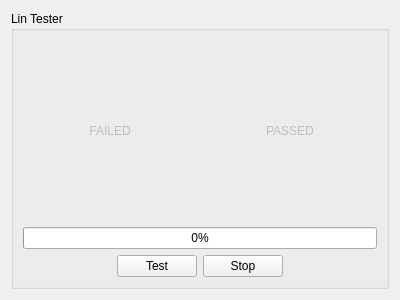
Qt form QLinTester/qlintester.ui (pr4u4t/automatron3000) before a commit.
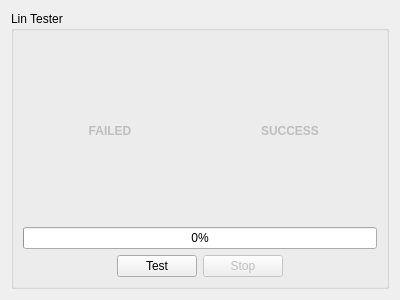
The same form after that commit.

Diff of the .ui file:
```diff
--- a/QLinTester/qlintester.ui
+++ b/QLinTester/qlintester.ui
@@ -27,6 +27,9 @@
           <property name="enabled">
            <bool>false</bool>
           </property>
+          <property name="styleSheet">
+           <string notr="true">font-weight:bold;</string>
+          </property>
           <property name="text">
            <string>FAILED</string>
           </property>
@@ -40,8 +43,11 @@
           <property name="enabled">
            <bool>false</bool>
           </property>
+          <property name="styleSheet">
+           <string notr="true">font-weight:bold;</string>
+          </property>
           <property name="text">
-           <string>PASSED</string>
+           <string>SUCCESS</string>
           </property>
           <property name="alignment">
            <set>Qt::AlignCenter</set>
@@ -81,6 +87,9 @@
         </item>
         <item>
          <widget class="QPushButton" name="pushButton">
+          <property name="enabled">
+           <bool>false</bool>
+          </property>
           <property name="text">
            <string>Stop</string>
           </property>
```
